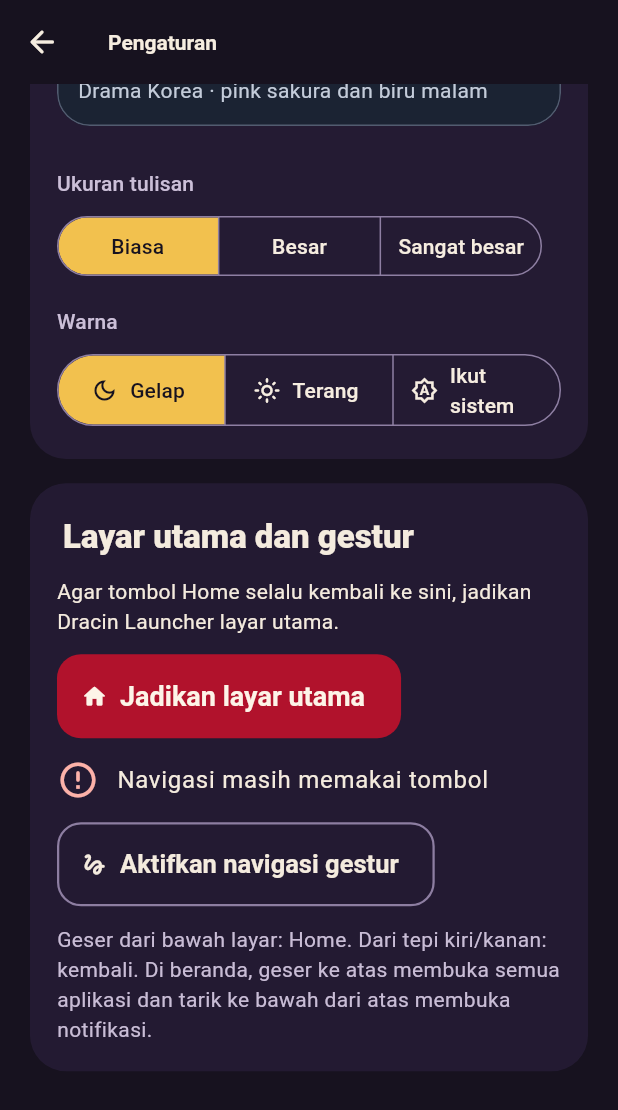
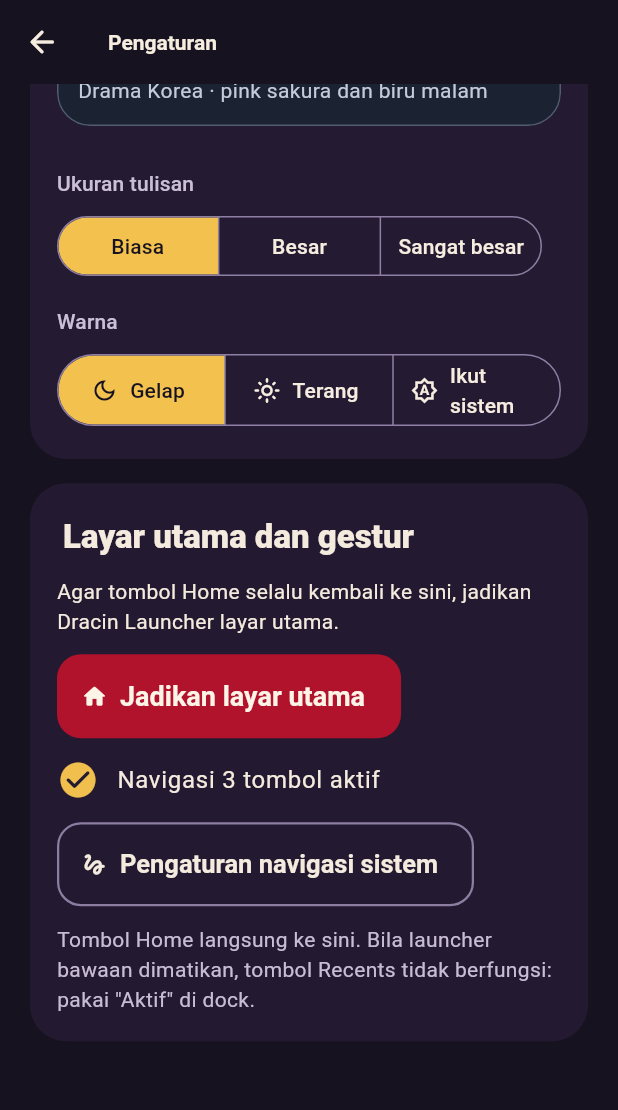
Before and after one commit to igun997/drama_launcher, a Flutter app: the SettingsPage screen opened directly, scrolled down 1152 dp, on a phone screen of 412 x 824 dp. Shown: the top 1110 px of the screen. Run offline on Flutter 3.47's test engine with Material 3 defaults, Android fonts, the phone set to English and light mode, and no system bars; our stand-ins replace flutter_local_notifications, material_ui, shared_preferences, timezone; accounts and stored records are empty.

Commit message:
Navigasi 3 tombol tidak lagi ditandai kurang; bantuan Recents
- Pengaturan: status navigasi netral (gestur atau 3 tombol), tombol ke pengaturan navigasi sistem, penjelasan kedipan launcher bawaan
- Bantuan: catatan tombol Recents mati bila launcher bawaan dimatikan, pakai Aktif

```diff
--- a/lib/ui/help_page.dart
+++ b/lib/ui/help_page.dart
@@ -48,6 +48,11 @@ class HelpPage extends StatelessWidget {
       icon: Icons.restart_alt_rounded,
       title: 'Layar terasa macet',
       how: 'Pengaturan, lalu "Mulai ulang aplikasi".',
+    ),
+    _Gesture(
+      icon: Icons.view_carousel_rounded,
+      title: 'Tombol Recents tidak berfungsi',
+      how: 'Bila launcher bawaan dimatikan, tombol Recents ikut mati. Pakai "Aktif" di dock sebagai penggantinya.',
     ),
   ];
 
--- a/lib/ui/settings_page.dart
+++ b/lib/ui/settings_page.dart
@@ -222,21 +222,24 @@ class SettingsPage extends StatelessWidget {
                       ),
                     ],
                     const SizedBox(height: 8),
-                    if (state.isGestureNavigation)
-                      const _StatusTile(ok: true, okText: 'Navigasi gestur aktif (tanpa tombol)', badText: '')
-                    else ...[
-                      const _StatusTile(ok: false, okText: '', badText: 'Navigasi masih memakai tombol'),
-                      const SizedBox(height: 8),
-                      OutlinedButton.icon(
-                        onPressed: () => state.gateway.openGestureSettings(),
-                        icon: const Icon(Icons.gesture_rounded),
-                        label: const Text('Aktifkan navigasi gestur'),
-                      ),
-                    ],
+                    _StatusTile(
+                      ok: true,
+                      okText: state.isGestureNavigation ? 'Navigasi gestur aktif' : 'Navigasi 3 tombol aktif',
+                      badText: '',
+                    ),
+                    const SizedBox(height: 8),
+                    OutlinedButton.icon(
+                      onPressed: () => state.gateway.openGestureSettings(),
+                      icon: const Icon(Icons.gesture_rounded),
+                      label: const Text('Pengaturan navigasi sistem'),
+                    ),
                     const SizedBox(height: 12),
                     Text(
-                      'Geser dari bawah layar: Home. Dari tepi kiri/kanan: kembali. '
-                      'Di beranda, geser ke atas membuka semua aplikasi dan tarik ke bawah dari atas membuka notifikasi.',
+                      state.isGestureNavigation
+                          ? 'Geser dari bawah layar: Home lewat launcher bawaan, jadi bisa ada kedipan singkat. '
+                              'Untuk menghilangkannya: pakai navigasi 3 tombol, lalu matikan launcher bawaan.'
+                          : 'Tombol Home langsung ke sini. Bila launcher bawaan dimatikan, tombol Recents tidak berfungsi: '
+                              'pakai "Aktif" di dock.',
                       style: theme.textTheme.bodyMedium?.copyWith(color: c.muted),
                     ),
                   ],
```
